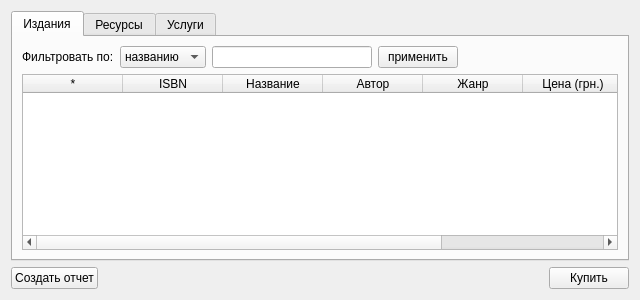
The window that eclient.ui (werwolf/ExLibris) describes before a commit, drawn with Qt 5.
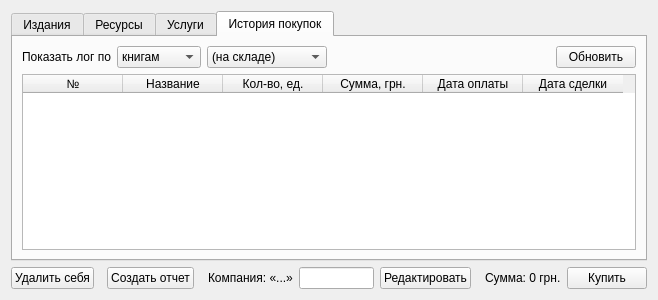
The same window after the commit.

```diff
--- a/eclient.ui
+++ b/eclient.ui
@@ -6,7 +6,7 @@
    <rect>
     <x>0</x>
     <y>0</y>
-    <width>640</width>
+    <width>658</width>
     <height>300</height>
    </rect>
   </property>
@@ -17,7 +17,7 @@
    <item>
     <widget class="QTabWidget" name="tabs">
      <property name="currentIndex">
-      <number>0</number>
+      <number>3</number>
      </property>
      <widget class="QWidget" name="tab">
       <attribute name="title">
@@ -351,10 +351,159 @@
        </item>
       </layout>
      </widget>
+     <widget class="QWidget" name="tab_4">
+      <attribute name="title">
+       <string>История покупок</string>
+      </attribute>
+      <layout class="QVBoxLayout" name="verticalLayout_5">
+       <item>
+        <layout class="QHBoxLayout" name="horizontalLayout_6">
+         <item>
+          <widget class="QLabel" name="label_7">
+           <property name="text">
+            <string>Показать лог по</string>
+           </property>
+          </widget>
+         </item>
+         <item>
+          <widget class="QComboBox" name="logFilter_cbx">
+           <item>
+            <property name="text">
+             <string>книгам</string>
+            </property>
+           </item>
+           <item>
+            <property name="text">
+             <string>ресурсам</string>
+            </property>
+           </item>
+           <item>
+            <property name="text">
+             <string>услугам</string>
+            </property>
+           </item>
+          </widget>
+         </item>
+         <item>
+          <widget class="QComboBox" name="comboBox">
+           <property name="minimumSize">
+            <size>
+             <width>120</width>
+             <height>0</height>
+            </size>
+           </property>
+           <item>
+            <property name="text">
+             <string>(на складе)</string>
+            </property>
+           </item>
+           <item>
+            <property name="text">
+             <string>(все)</string>
+            </property>
+           </item>
+          </widget>
+         </item>
+         <item>
+          <spacer name="horizontalSpacer_6">
+           <property name="orientation">
+            <enum>Qt::Horizontal</enum>
+           </property>
+           <property name="sizeHint" stdset="0">
+            <size>
+             <width>40</width>
+             <height>20</height>
+            </size>
+           </property>
+          </spacer>
+         </item>
+         <item>
+          <widget class="QPushButton" name="logUpdate_btn">
+           <property name="text">
+            <string>Обновить</string>
+           </property>
+          </widget>
+         </item>
+        </layout>
+       </item>
+       <item>
+        <widget class="QTableWidget" name="log_tw">
+         <property name="editTriggers">
+          <set>QAbstractItemView::NoEditTriggers</set>
+         </property>
+         <property name="alternatingRowColors">
+          <bool>true</bool>
+         </property>
+         <property name="selectionMode">
+          <enum>QAbstractItemView::NoSelection</enum>
+         </property>
+         <property name="selectionBehavior">
+          <enum>QAbstractItemView::SelectRows</enum>
+         </property>
+         <property name="sortingEnabled">
+          <bool>true</bool>
+         </property>
+         <property name="cornerButtonEnabled">
+          <bool>false</bool>
+         </property>
+         <column>
+          <property name="text">
+           <string>№</string>
+          </property>
+         </column>
+         <column>
+          <property name="text">
+           <string>Название</string>
+          </property>
+         </column>
+         <column>
+          <property name="text">
+           <string>Кол-во, ед.</string>
+          </property>
+         </column>
+         <column>
+          <property name="text">
+           <string>Сумма, грн.</string>
+          </property>
+         </column>
+         <column>
+          <property name="text">
+           <string>Дата оплаты</string>
+          </property>
+         </column>
+         <column>
+          <property name="text">
+           <string>Дата сделки</string>
+          </property>
+         </column>
+        </widget>
+       </item>
+      </layout>
+     </widget>
     </widget>
    </item>
    <item>
     <layout class="QHBoxLayout" name="horizontalLayout_3">
+     <item>
+      <widget class="QPushButton" name="self_destruct_btn">
+       <property name="text">
+        <string>Удалить себя</string>
+       </property>
+      </widget>
+     </item>
+     <item>
+      <spacer name="horizontalSpacer_7">
+       <property name="orientation">
+        <enum>Qt::Horizontal</enum>
+       </property>
+       <property name="sizeHint" stdset="0">
+        <size>
+         <width>40</width>
+         <height>20</height>
+        </size>
+       </property>
+      </spacer>
+     </item>
      <item>
       <widget class="QPushButton" name="report_btn">
        <property name="text">
@@ -362,6 +511,40 @@
        </property>
       </widget>
      </item>
+     <item>
+      <spacer name="horizontalSpacer">
+       <property name="orientation">
+        <enum>Qt::Horizontal</enum>
+       </property>
+       <property name="sizeHint" stdset="0">
+        <size>
+         <width>40</width>
+         <height>20</height>
+        </size>
+       </property>
+      </spacer>
+     </item>
+     <item>
+      <widget class="QLabel" name="company_lbl">
+       <property name="text">
+        <string>Компания: «...»</string>
+       </property>
+      </widget>
+     </item>
+     <item>
+      <widget class="QLineEdit" name="company_edt">
+       <property name="enabled">
+        <bool>true</bool>
+       </property>
+      </widget>
+     </item>
+     <item>
+      <widget class="QPushButton" name="accEdit_btn">
+       <property name="text">
+        <string>Редактировать</string>
+       </property>
+      </widget>
+     </item>
      <item>
       <spacer name="horizontalSpacer_5">
        <property name="orientation">
@@ -375,6 +558,13 @@
        </property>
       </spacer>
      </item>
+     <item>
+      <widget class="QLabel" name="sum_lbl">
+       <property name="text">
+        <string>Сумма: 0 грн.</string>
+       </property>
+      </widget>
+     </item>
      <item>
       <widget class="QPushButton" name="buy_btn">
        <property name="text">
```
Left out of the diff: 21 changed lines with no effect on the pictures.
